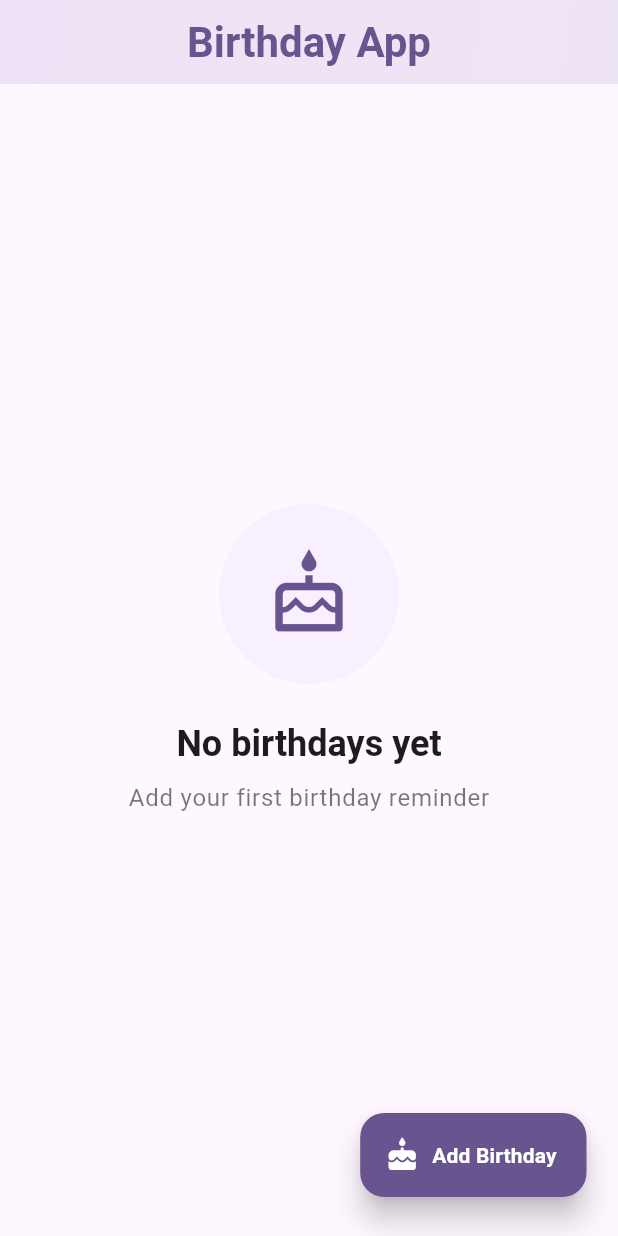
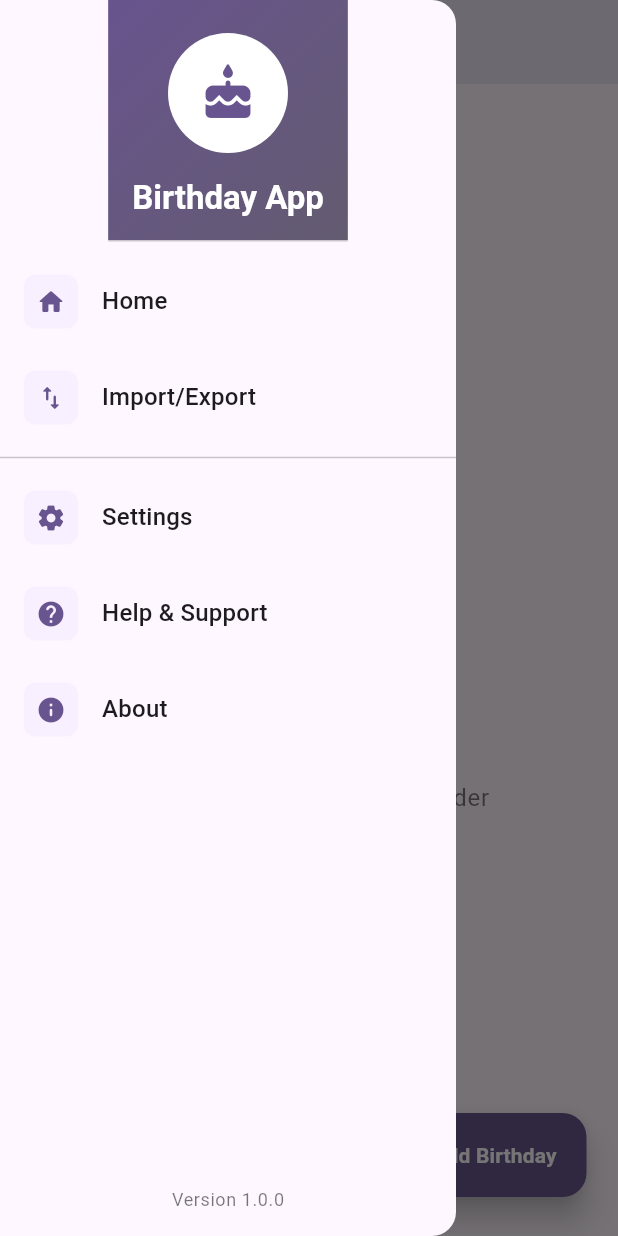
Before and after one commit to Confusedaff/Birday, a Flutter app: the screen it shows after launch, with the side drawer open (before the commit the screen has no drawer), on a phone screen of 412 x 824 dp. Run offline on Flutter 3.47's test engine with Material 3 defaults, Android fonts, the phone set to English and light mode, and no system bars; our stand-ins replace hive_flutter; accounts and stored records are empty; Roboto replaces fonts that are missing (SF Pro Display).

Commit message:
added app drawer

```diff
--- a/lib/main.dart
+++ b/lib/main.dart
@@ -1,8 +1,21 @@
 import 'package:bday/pages/home.dart';
+import 'package:bday/themes/themeprovider.dart';
 import 'package:flutter/material.dart';
+import 'package:hive_flutter/hive_flutter.dart';
+import 'package:provider/provider.dart';
 
-void main() {
-  runApp(const MyApp());
+void main() async{
+  WidgetsFlutterBinding.ensureInitialized();
+
+  await Hive.initFlutter();
+  await Hive.openBox('theme');
+
+   runApp(
+    ChangeNotifierProvider(
+      create: (context) => ThemeProvider(),
+      child: const MyApp(),
+    ),
+  );
 }
 
 class MyApp extends StatelessWidget {
@@ -10,26 +23,11 @@ class MyApp extends StatelessWidget {
 
   @override
   Widget build(BuildContext context) {
+    final themeProvider = Provider.of<ThemeProvider>(context);
     return MaterialApp(
       title: 'Flutter Demo',
-      theme: ThemeData(
-        primarySwatch: Colors.purple,
-        useMaterial3: true,
-        colorScheme: ColorScheme.fromSeed(
-          seedColor: Colors.deepPurple,
-          brightness: Brightness.light,
-        ),
-        fontFamily: 'SF Pro Display',
-      ),
-      darkTheme: ThemeData(
-        useMaterial3: true,
-        colorScheme: ColorScheme.fromSeed(
-          seedColor: Colors.deepPurple,
-          brightness: Brightness.dark,
-        ),
-        fontFamily: 'SF Pro Display',
-      ),
-      themeMode: ThemeMode.system, // This enables automatic theme switching
+      theme: themeProvider.themeData,
+      themeMode: ThemeMode.system,
       debugShowCheckedModeBanner: false,
       home: const HomePage(),
     );
--- a/lib/pages/home.dart
+++ b/lib/pages/home.dart
@@ -1,4 +1,5 @@
 import 'package:bday/widgets/appbar.dart';
+import 'package:bday/widgets/drawer.dart';
 import 'package:bday/widgets/empty.dart';
 import 'package:bday/widgets/floatingButton.dart';
 import 'package:flutter/material.dart';
@@ -10,6 +11,7 @@ class HomePage extends StatelessWidget {
   Widget build(BuildContext context) {
     return Scaffold(
       appBar: Appbar(),
+      drawer: AppDrawer(),
       body: Empty(),
       floatingActionButton: Floatingbutton()
     );
--- /dev/null
+++ b/lib/themes/darkmode.dart
@@ -0,0 +1,10 @@
+import 'package:flutter/material.dart';
+
+ThemeData darkmode = ThemeData(
+   useMaterial3: true,
+        colorScheme: ColorScheme.fromSeed(
+          seedColor: Colors.deepPurple,
+          brightness: Brightness.dark,
+        ),
+        fontFamily: 'SF Pro Display',
+);
--- /dev/null
+++ b/lib/themes/lightmode.dart
@@ -0,0 +1,11 @@
+import 'package:flutter/material.dart';
+
+ThemeData lightmode = ThemeData(
+   primarySwatch: Colors.purple,
+        useMaterial3: true,
+        colorScheme: ColorScheme.fromSeed(
+          seedColor: Colors.deepPurple,
+          brightness: Brightness.light,
+        ),
+        fontFamily: 'SF Pro Display',
+);
--- /dev/null
+++ b/lib/themes/themeprovider.dart
@@ -0,0 +1,37 @@
+import 'package:bday/themes/darkmode.dart';
+import 'package:bday/themes/lightmode.dart';
+import 'package:flutter/material.dart';
+import 'package:hive_flutter/hive_flutter.dart';
+
+class ThemeProvider extends ChangeNotifier {
+  ThemeData _themeData = lightmode;
+  final _settingsBox = Hive.box('theme');
+
+  ThemeProvider() {
+    _loadTheme();
+  }
+
+  ThemeData get themeData => _themeData;
+  bool get isDarkmode => _themeData == darkmode;
+
+  void toggleTheme() {
+    if (_themeData == lightmode) {
+      _themeData = darkmode;
+      _saveTheme(true);
+    } else {
+      _themeData = lightmode;
+      _saveTheme(false);
+    }
+    notifyListeners();
+  }
+
+  void _saveTheme(bool isDark) {
+    _settingsBox.put('isDarkmode', isDark);
+  }
+
+  void _loadTheme() {
+    final isDark = _settingsBox.get('isDarkmode', defaultValue: false);
+    _themeData = isDark ? darkmode : lightmode;
+    notifyListeners();
+  }
+}
--- a/lib/widgets/appbar.dart
+++ b/lib/widgets/appbar.dart
@@ -9,15 +9,25 @@ class Appbar extends StatelessWidget implements PreferredSizeWidget {
     return AppBar(
       backgroundColor: theme.colorScheme.primary.withOpacity(0.1),
       elevation: 0,
-      title: Center(
-        child: Text(
+      centerTitle: true,
+      title: Text(
           "Birthday App",
           style: theme.textTheme.headlineMedium?.copyWith(
             fontWeight: FontWeight.bold,
             color: theme.colorScheme.primary,
           ),
         ),
-      ),
+      leading: Builder(
+            builder: (context) => IconButton(
+                  icon: Icon(
+                    Icons.menu,
+                    color: Theme.of(context).colorScheme.inversePrimary,
+                  ),
+                  onPressed: () {
+                    Scaffold.of(context).openDrawer();
+                  },
+                ),
+              ),
       flexibleSpace: Container(
         decoration: BoxDecoration(
           gradient: LinearGradient(
--- /dev/null
+++ b/lib/widgets/drawer.dart
@@ -0,0 +1,211 @@
+import 'package:bday/widgets/settings.dart';
+import 'package:flutter/material.dart';
+
+class AppDrawer extends StatelessWidget {
+  const AppDrawer({super.key});
+
+  @override
+  Widget build(BuildContext context) {
+    final theme = Theme.of(context);
+
+    return Drawer(
+      backgroundColor: theme.colorScheme.surface,
+      child: Column(
+        children: [
+          // Drawer Header
+          DrawerHeader(
+            decoration: BoxDecoration(
+              gradient: LinearGradient(
+                begin: Alignment.topLeft,
+                end: Alignment.bottomRight,
+                colors: [
+                  theme.colorScheme.primary,
+                  theme.colorScheme.secondary,
+                ],
+              ),
+            ),
+            child: Column(
+              mainAxisAlignment: MainAxisAlignment.center,
+              children: [
+                Container(
+                  width: 80,
+                  height: 80,
+                  decoration: BoxDecoration(
+                    color: theme.colorScheme.onPrimary,
+                    shape: BoxShape.circle,
+                  ),
+                  child: Icon(
+                    Icons.cake_rounded,
+                    size: 40,
+                    color: theme.colorScheme.primary,
+                  ),
+                ),
+                const SizedBox(height: 16),
+                Text(
+                  'Birthday App',
+                  style: theme.textTheme.titleLarge?.copyWith(
+                    color: theme.colorScheme.onPrimary,
+                    fontWeight: FontWeight.bold,
+                  ),
+                ),
+              ],
+            ),
+          ),
+
+          // Drawer Items
+          Expanded(
+            child: ListView(
+              padding: EdgeInsets.zero,
+              children: [
+                _buildDrawerItem(
+                  context,
+                  icon: Icons.home_rounded,
+                  title: 'Home',
+                  onTap: () {
+                    Navigator.pop(context);
+                  },
+                ),
+                // _buildDrawerItem(
+                //   context,
+                //   icon: Icons.cake_rounded,
+                //   title: 'My Birthdays',
+                //   onTap: () {
+                //     Navigator.pop(context);
+                //     // Navigate to birthdays list
+                //   },
+                // ),
+                // _buildDrawerItem(
+                //   context,
+                //   icon: Icons.notifications_rounded,
+                //   title: 'Notifications',
+                //   onTap: () {
+                //     Navigator.pop(context);
+                //     // Navigate to notifications settings
+                //   },
+                // ),
+                _buildDrawerItem(
+                  context,
+                  icon: Icons.import_export_rounded,
+                  title: 'Import/Export',
+                  onTap: () {
+                    Navigator.pop(context);
+                    // Navigate to import/export
+                  },
+                ),
+                const Divider(),
+                _buildDrawerItem(
+                  context,
+                  icon: Icons.settings_rounded,
+                  title: 'Settings',
+                  onTap: () {
+                    Navigator.push(
+                    context,
+                     MaterialPageRoute(
+                    builder: (context) => const Settingspage(),
+                    ));
+                  },
+                ),
+                _buildDrawerItem(
+                  context,
+                  icon: Icons.help_rounded,
+                  title: 'Help & Support',
+                  onTap: () {
+                    Navigator.pop(context);
+                    // Navigate to help
+                  },
+                ),
+                _buildDrawerItem(
+                  context,
+                  icon: Icons.info_rounded,
+                  title: 'About',
+                  onTap: () {
+                    Navigator.pop(context);
+                    // Show about dialog
+                    _showAboutDialog(context);
+                  },
+                ),
+              ],
+            ),
+          ),
+
+          // Footer
+          Padding(
+            padding: const EdgeInsets.all(16.0),
+            child: Text(
+              'Version 1.0.0',
+              style: theme.textTheme.bodySmall?.copyWith(
+                color: theme.colorScheme.onSurface.withOpacity(0.6),
+              ),
+            ),
+          ),
+        ],
+      ),
+    );
+  }
+
+  Widget _buildDrawerItem(
+    BuildContext context, {
+    required IconData icon,
+    required String title,
+    required VoidCallback onTap,
+  }) {
+    final theme = Theme.of(context);
+
+    return ListTile(
+      leading: Container(
+        padding: const EdgeInsets.all(8),
+        decoration: BoxDecoration(
+          color: theme.colorScheme.primaryContainer.withOpacity(0.3),
+          borderRadius: BorderRadius.circular(8),
+        ),
+        child: Icon(
+          icon,
+          color: theme.colorScheme.primary,
+          size: 20,
+        ),
+      ),
+      title: Text(
+        title,
+        style: theme.textTheme.titleMedium?.copyWith(
+          color: theme.colorScheme.onSurface,
+          fontWeight: FontWeight.w500,
+        ),
+      ),
+      onTap: onTap,
+      shape: RoundedRectangleBorder(
+        borderRadius: BorderRadius.circular(8),
+      ),
+      contentPadding: const EdgeInsets.symmetric(horizontal: 16, vertical: 4),
+    );
+  }
+
+  void _showAboutDialog(BuildContext context) {
+    final theme = Theme.of(context);
+
+    showDialog(
+      context: context,
+      builder: (context) => AlertDialog(
+        title: Row(
+          children: [
+            Icon(
+              Icons.cake_rounded,
+              color: theme.colorScheme.primary,
+            ),
+            const SizedBox(width: 8),
+            const Text('About Birthday App'),
+          ],
+        ),
+        content: const Text(
+          'Birthday App helps you remember and celebrate important birthdays. '
+          'Never miss a birthday again with our easy-to-use reminder system.',
+        ),
+        actions: [
+          TextButton(
+            onPressed: () => Navigator.pop(context),
+            child: const Text('OK'),
+          ),
+        ],
+      ),
+    );
+  }
+}
--- a/pubspec.yaml
+++ b/pubspec.yaml
@@ -35,6 +35,9 @@ dependencies:
   # Use with the CupertinoIcons class for iOS style icons.
   cupertino_icons: ^1.0.8
   table_calendar: ^3.2.0
+  provider: ^6.1.5+1
+  hive: ^2.2.3
+  hive_flutter: ^1.1.0
 
 dev_dependencies:
   flutter_test:
```
Also changed, not shown: lib/widgets/settings.dart (added, +327 -0 lines), lib/widgets/timeselector.dart (added), pubspec.lock, 2 other files.
